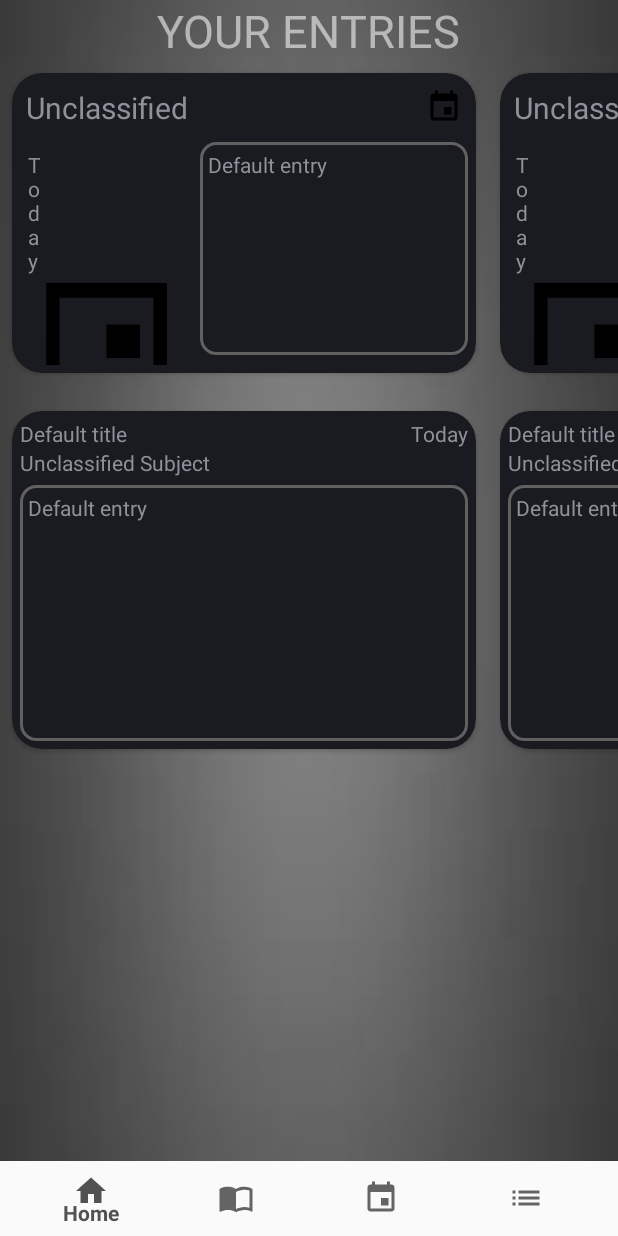
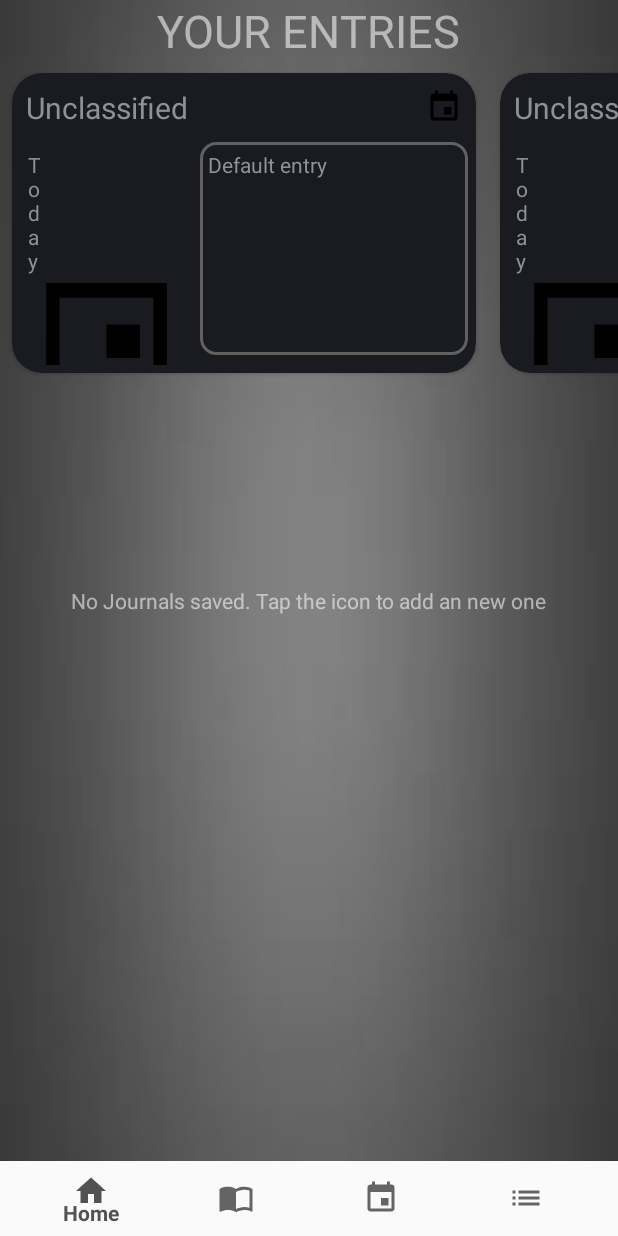
Before and after one commit to Ginnian/Organisational-app, an Android app: the HomeFragment screen opened directly, with no data from a screen before it, on a phone screen of 412 x 824 dp. Run offline under Robolectric (Android 15) with nearby library versions, the phone set to English and light mode, and no system bars.

Commit message:
Journal database now working

```diff
--- a/app/src/main/java/com/example/sd6501_assignment1_2180511/Home/HomeFragment.java
+++ b/app/src/main/java/com/example/sd6501_assignment1_2180511/Home/HomeFragment.java
@@ -8,7 +8,9 @@ import android.support.v4.view.ViewPager;
 import android.view.LayoutInflater;
 import android.view.View;
 import android.view.ViewGroup;
+import android.widget.TextView;
 
+import com.example.sd6501_assignment1_2180511.DatabaseHandlerUsers;
 import com.example.sd6501_assignment1_2180511.Journal.JournalCardAdapter;
 import com.example.sd6501_assignment1_2180511.Journal.JournalClass;
 import com.example.sd6501_assignment1_2180511.R;
@@ -21,20 +23,33 @@ import java.util.List;
 public class HomeFragment extends Fragment {
     private static final String TAG = "HomeFragment";
 
+    //database
+    DatabaseHandlerUsers db;
+
     //schedule
     ViewPager viewPagerSchedule;
     ScheduleCardAdapter adapterSchedule;
     List<ScheduleClass> schedules;
+    TextView noSchedules;
 
     //journal
     ViewPager viewPagerJournal;
     JournalCardAdapter adapterJournal;
     List<JournalClass> journals;
+    TextView noJournals;
 
     @Nullable
     @Override
     public View onCreateView(@NonNull LayoutInflater inflater, @Nullable ViewGroup container, @Nullable Bundle savedInstanceState) {
         View v =  inflater.inflate(R.layout.fragment_home,container,false);
+
+        findViews(v);
+
+        db = new DatabaseHandlerUsers(getActivity().getApplicationContext());
+
+        //get session id
+        MainActivity mainActivity = (MainActivity) getActivity();
+        final long userID = mainActivity.getUserID();
 
         schedules = new ArrayList<>();
         schedules.add(new ScheduleClass());
@@ -49,33 +64,22 @@ public class HomeFragment extends Fragment {
         viewPagerSchedule.setPadding(0,0,130,0);
 
         journals = new ArrayList<>();
-        journals.add(new JournalClass());
-        journals.add(new JournalClass());
-        journals.add(new JournalClass());
-        journals.add(new JournalClass());
-        journals.add(new JournalClass());
+        journals.addAll(db.getAllJournalsForUserByID(userID));
+//        journals.add(new JournalClass());
+//        journals.add(new JournalClass());
+//        journals.add(new JournalClass());
+//        journals.add(new JournalClass());
+//        journals.add(new JournalClass());
 
-        adapterJournal = new JournalCardAdapter(journals, getActivity().getApplicationContext());
-        viewPagerJournal = v.findViewById(R.id.home_vp_journal);
-        viewPagerJournal.setAdapter(adapterJournal);
-        viewPagerJournal.setPadding(0,0,130,0);
-
-        viewPagerJournal.setOnPageChangeListener(new ViewPager.OnPageChangeListener() {
-            @Override
-            public void onPageScrolled(int i, float v, int i1) {
-
-            }
-
-            @Override
-            public void onPageSelected(int i) {
-
-            }
-
-            @Override
-            public void onPageScrollStateChanged(int i) {
-
-            }
-        });
+        if(!journals.isEmpty()) {
+            adapterJournal = new JournalCardAdapter(journals, getActivity().getApplicationContext());
+            viewPagerJournal = v.findViewById(R.id.home_vp_journal);
+            viewPagerJournal.setAdapter(adapterJournal);
+            viewPagerJournal.setPadding(0,0,130,0);
+        } else {
+            noJournals.setText("No Journals saved. Tap the icon to add an new one");
+//            noSchedules.setText("No Schedules saved. Tap the icon to add an new one");
+        }
 
         viewPagerSchedule.setOnPageChangeListener(new ViewPager.OnPageChangeListener() {
             @Override
@@ -99,4 +103,9 @@ public class HomeFragment extends Fragment {
 
         return v;
     }
+
+    private void findViews(View v) {
+        noJournals = v.findViewById(R.id.home_tv_noJournals);
+        noSchedules = v.findViewById(R.id.home_tv_noSchedules);
+    }
 }
--- a/app/src/main/java/com/example/sd6501_assignment1_2180511/Journal/JournalClass.java
+++ b/app/src/main/java/com/example/sd6501_assignment1_2180511/Journal/JournalClass.java
@@ -19,17 +19,18 @@ public class JournalClass {
     public static final String KEY_JOURNAL_SUBJECT = "subject";
     public static final String KEY_JOURNAL_TIMESTAMP = "timestamp";
     public static final String KEY_JOURNAL_TITLE = "title";
+    public static final String KEY_USER_ID = "accountID";
 
     public static final String CREATE_TABLE = "CREATE TABLE "
             + TABLE_JOURNAL + "("
             + KEY_JOURNAL_ID + " INTEGER PRIMARY KEY AUTOINCREMENT,"
             + KEY_JOURNAL_ENTRY + " TEXT,"
             + KEY_JOURNAL_SUBJECT + " TEXT,"
-            + KEY_JOURNAL_TIMESTAMP + " DATETIME DEFAULT (datetime('now', 'localtime')),"
+            + KEY_JOURNAL_TIMESTAMP + " TEXT,"
             + KEY_JOURNAL_TITLE + " TEXT,"
-            + UserClass.KEY_USER_ID + " INTEGER,"
-            + "FOREIGN KEY(" + UserClass.KEY_USER_ID
-            + ") REFERENCES " + UserClass.TABLE_USERS + "(" + KEY_JOURNAL_ID +"))";
+            + KEY_USER_ID + " INTEGER" + ")";
+//            + "FOREIGN KEY(" + UserClass.KEY_USER_ID
+//            + ") REFERENCES " + UserClass.TABLE_USERS + "(" + KEY_JOURNAL_ID +"))";
 
     //SimpleDateFormat sdf = new SimpleDateFormat("yyyy-MM-dd HH:mm:ss");
     //String strDate = sdf.format(new Date());
--- a/app/src/main/res/layout/fragment_home.xml
+++ b/app/src/main/res/layout/fragment_home.xml
@@ -25,6 +25,15 @@
             android:layout_height="match_parent"
             android:layout_below="@+id/home_tv_title">
 
+            <TextView
+                android:id="@+id/home_tv_noSchedules"
+                android:layout_width="wrap_content"
+                android:layout_height="wrap_content"
+                android:textColor="@color/transparent_white"
+                android:layout_centerHorizontal="true"
+                android:layout_marginTop="110dp"
+                />
+
             <android.support.v4.view.ViewPager
                 android:foregroundGravity="center"
                 android:id="@+id/home_vp_schedule"
@@ -34,6 +43,15 @@
                 android:layout_width="match_parent"
                 android:layout_height="225dp">
             </android.support.v4.view.ViewPager>
+
+            <TextView
+                android:id="@+id/home_tv_noJournals"
+                android:layout_width="wrap_content"
+                android:layout_height="wrap_content"
+                android:textColor="@color/transparent_white"
+                android:layout_centerHorizontal="true"
+                android:layout_marginTop="350dp"
+                />
 
             <android.support.v4.view.ViewPager
                 android:foregroundGravity="center"
```
Also changed, not shown: app/src/main/java/com/example/sd6501_assignment1_2180511/DatabaseHandlerUsers.java (+14 -42 lines), app/src/main/java/com/example/sd6501_assignment1_2180511/Journal/JournalFragment.java (+7 -7 lines).
